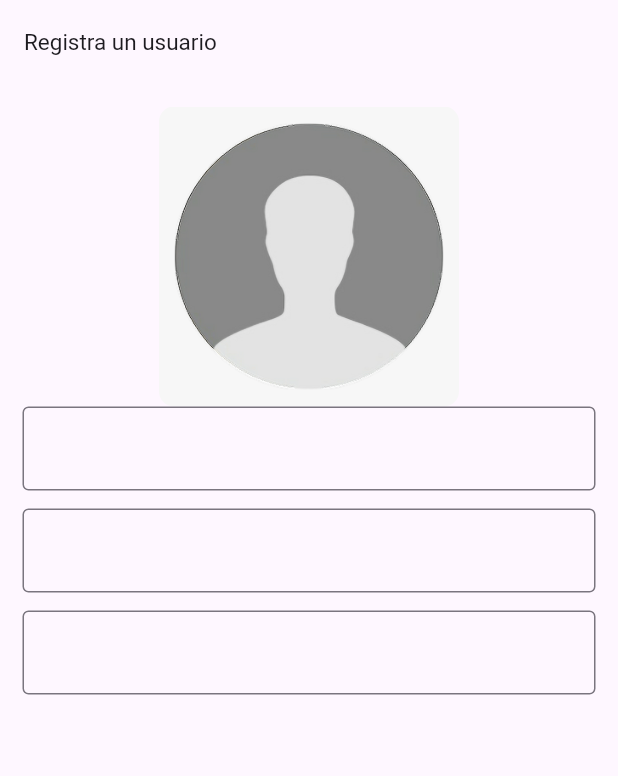
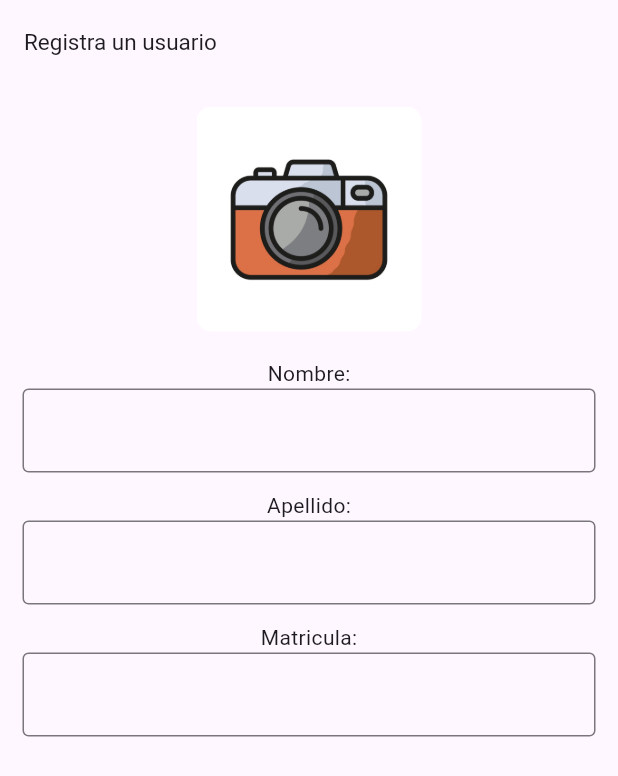
Before and after one commit to Adrian18g/app-delegados, a Flutter app: the screen it shows after launch, on a phone screen of 412 x 824 dp. Shown: the top 776 px of the screen. Run offline on Flutter 3.47's test engine with Material 3 defaults, Android fonts, the light colour scheme and no system bars; our stand-ins replace image_picker, sqflite; accounts and stored records are empty.

Commit message:
avance ajuste de añadir imagen en signUser

```diff
--- a/lib/screens/sign_user.dart
+++ b/lib/screens/sign_user.dart
@@ -36,37 +36,53 @@ class _CreateUserState extends State<CreateUser> {
         child: Container(
           margin: EdgeInsets.all(15.0),
           child: Column(
-            // mainAxisAlignment: MainAxisAlignment.center,
             children: [
               GestureDetector(
             onTap: () {
               _showOptionsDialog(context);
             },
-            child: Container(
-              width: 200,
-              height: 200,
+            child: _image != null
+                ? Image.file(
+                    _image!,
+                    width: 100,
+                    height: 100,
+                    fit: BoxFit.cover,
+                  ):
+            Container(
+              width: 150,
+              height: 150,
               decoration: BoxDecoration(
                 image: DecorationImage(
-                  image: AssetImage('assets/empty_profile.png'),
+                  image: AssetImage('assets/pic.jpg',),
                   fit: BoxFit.cover,
                 ),
                 borderRadius: BorderRadius.circular(10.0),
               ),
             ),
               ),
-              TextField(
+              SizedBox(height: 18.0,),
+
+              Container(child: Column( children: [
+                Text('Nombre:'),
+                TextField(
                 controller: nombreController,
                 keyboardType: TextInputType.text,
                 decoration: InputDecoration(border: OutlineInputBorder()),
-            ),SizedBox(height: 12.0,),TextField(
+            ),SizedBox(height: 12.0,),
+             Text('Apellido:'),
+            TextField(
                 controller: apellidoController,
                 keyboardType: TextInputType.text,
                 decoration: InputDecoration(border: OutlineInputBorder()),
-            ),SizedBox(height: 12.0,),TextField(
+            ),SizedBox(height: 12.0,),
+             Text('Matricula:'),
+            TextField(
                 controller: matriculaController,
                 keyboardType: TextInputType.text,
                 decoration: InputDecoration(border: OutlineInputBorder()),
-            )],
+            )],),)
+
+      ],
           ),
         ),
       ),);
```
Also changed, not shown: assets/pic.jpg (added), assets/pics.png (added).
